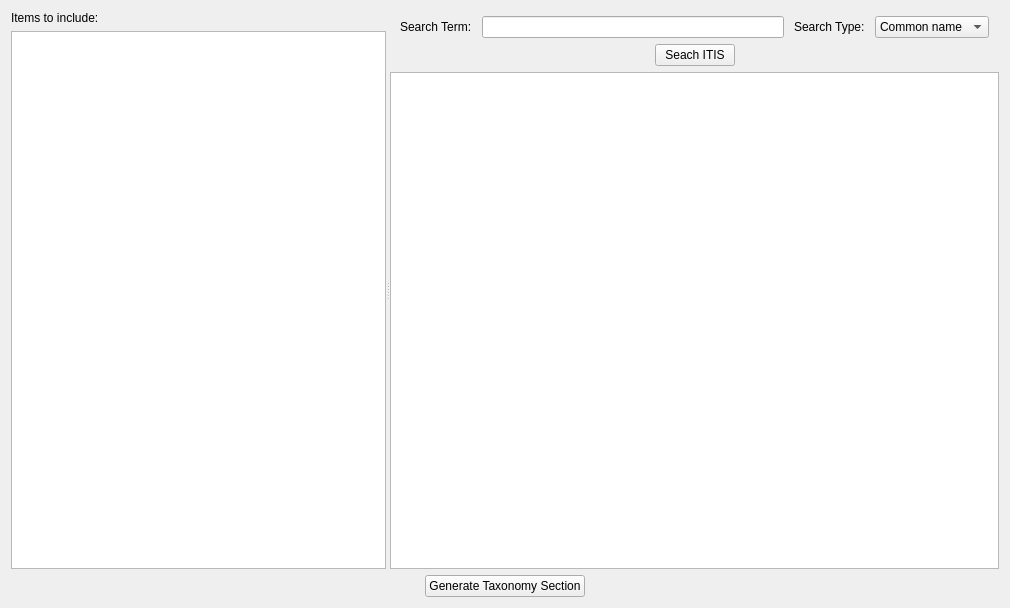
Above: pymdwizard/gui/ui_files/itis_search.ui from DOI-USGS/fort-pymdwizard before the change. Below: the same form after it.
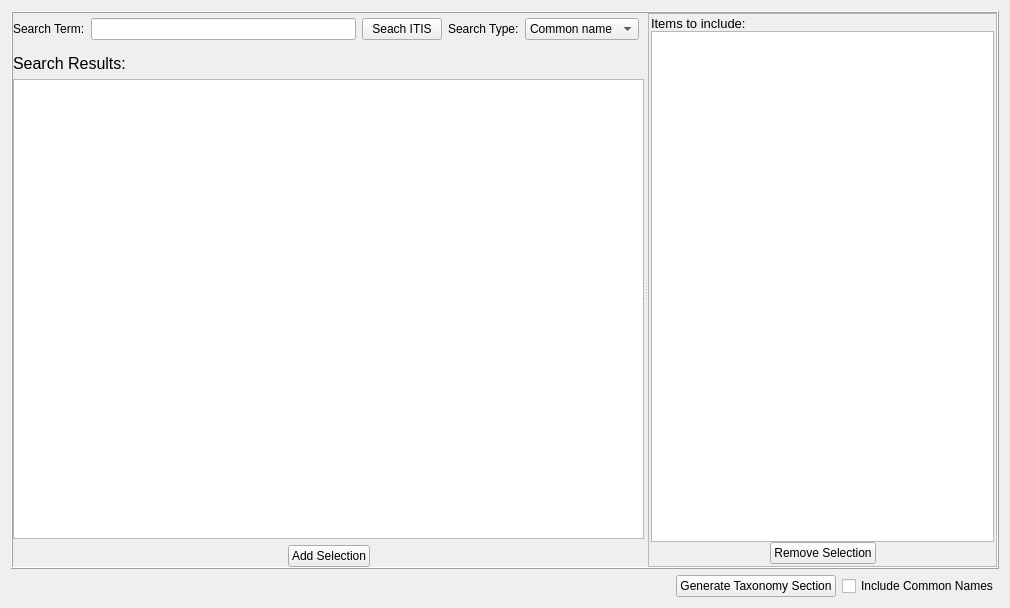
That is the form after the change.

Commit message: Update itis form

What changed in the file:
```diff
--- a/pymdwizard/gui/ui_files/itis_search.ui
+++ b/pymdwizard/gui/ui_files/itis_search.ui
@@ -13,9 +13,9 @@
   <property name="windowTitle">
    <string>ITIS Search</string>
   </property>
-  <layout class="QVBoxLayout" name="verticalLayout_4">
+  <layout class="QVBoxLayout" name="verticalLayout_3">
    <item>
-    <layout class="QVBoxLayout" name="verticalLayout_3">
+    <layout class="QVBoxLayout" name="verticalLayout_2">
      <item>
       <widget class="QSplitter" name="splitter">
        <property name="sizePolicy">
@@ -24,38 +24,33 @@
          <verstretch>0</verstretch>
         </sizepolicy>
        </property>
+       <property name="frameShape">
+        <enum>QFrame::Box</enum>
+       </property>
+       <property name="frameShadow">
+        <enum>QFrame::Raised</enum>
+       </property>
        <property name="orientation">
         <enum>Qt::Horizontal</enum>
        </property>
-       <widget class="QWidget" name="horizontalLayoutWidget">
-        <layout class="QVBoxLayout" name="verticalLayout_2">
-         <item>
-          <widget class="QLabel" name="label">
-           <property name="text">
-            <string>Items to include:</string>
-           </property>
-          </widget>
-         </item>
-         <item>
-          <widget class="QTableView" name="SpeciesToInclude"/>
-         </item>
-        </layout>
-       </widget>
        <widget class="QWidget" name="">
         <layout class="QVBoxLayout" name="verticalLayout">
          <item>
           <layout class="QHBoxLayout" name="horizontalLayout">
            <property name="spacing">
-            <number>10</number>
+            <number>6</number>
            </property>
            <property name="leftMargin">
-            <number>10</number>
+            <number>0</number>
            </property>
            <property name="topMargin">
             <number>5</number>
            </property>
            <property name="rightMargin">
-            <number>10</number>
+            <number>5</number>
+           </property>
+           <property name="bottomMargin">
+            <number>7</number>
            </property>
            <item>
             <widget class="QLabel" name="search_term_label">
@@ -65,10 +60,24 @@
             </widget>
            </item>
            <item>
-            <widget class="QLineEdit" name="search_term"/>
+            <widget class="QLineEdit" name="search_term">
+             <property name="toolTip">
+              <string>terms to search ITIS for</string>
+             </property>
+            </widget>
            </item>
            <item>
-            <widget class="QLabel" name="search_term_label_2">
+            <widget class="QPushButton" name="button_search">
+             <property name="toolTip">
+              <string>Perform search of ITIS</string>
+             </property>
+             <property name="text">
+              <string>Seach ITIS</string>
+             </property>
+            </widget>
+           </item>
+           <item>
+            <widget class="QLabel" name="label_search_type">
              <property name="toolTip">
               <string>The type of ITIS search to perform (Scientific or Common name)</string>
              </property>
@@ -100,24 +109,19 @@
           </layout>
          </item>
          <item>
-          <layout class="QHBoxLayout" name="horizontalLayout_2">
+          <layout class="QHBoxLayout" name="horizontalLayout_6">
            <item>
-            <spacer name="horizontalSpacer">
-             <property name="orientation">
-              <enum>Qt::Horizontal</enum>
+            <widget class="QLabel" name="label_search_results">
+             <property name="font">
+              <font>
+               <pointsize>12</pointsize>
+              </font>
              </property>
-             <property name="sizeHint" stdset="0">
-              <size>
-               <width>40</width>
-               <height>20</height>
-              </size>
+             <property name="toolTip">
+              <string>Results from the ITIS common or scientific name search</string>
              </property>
-            </spacer>
-           </item>
-           <item>
-            <widget class="QPushButton" name="search_itis_button">
              <property name="text">
-              <string>Seach ITIS</string>
+              <string>Search Results:</string>
              </property>
             </widget>
            </item>
@@ -137,13 +141,171 @@
           </layout>
          </item>
          <item>
-          <widget class="QTableView" name="tableView">
+          <widget class="QTableView" name="table_results">
+           <property name="lineWidth">
+            <number>1</number>
+           </property>
            <property name="selectionMode">
             <enum>QAbstractItemView::SingleSelection</enum>
            </property>
            <property name="selectionBehavior">
             <enum>QAbstractItemView::SelectRows</enum>
            </property>
+           <property name="sortingEnabled">
+            <bool>true</bool>
+           </property>
+           <attribute name="verticalHeaderVisible">
+            <bool>false</bool>
+           </attribute>
+          </widget>
+         </item>
+         <item>
+          <layout class="QHBoxLayout" name="horizontalLayout_2">
+           <item>
+            <spacer name="horizontalSpacer">
+             <property name="orientation">
+              <enum>Qt::Horizontal</enum>
+             </property>
+             <property name="sizeHint" stdset="0">
+              <size>
+               <width>40</width>
+               <height>20</height>
+              </size>
+             </property>
+            </spacer>
+           </item>
+           <item>
+            <widget class="QPushButton" name="button_add_taxon">
+             <property name="toolTip">
+              <string>Add the selected item above to the list of include species (right)</string>
+             </property>
+             <property name="text">
+              <string>Add Selection</string>
+             </property>
+            </widget>
+           </item>
+           <item>
+            <spacer name="horizontalSpacer_5">
+             <property name="orientation">
+              <enum>Qt::Horizontal</enum>
+             </property>
+             <property name="sizeHint" stdset="0">
+              <size>
+               <width>40</width>
+               <height>20</height>
+              </size>
+             </property>
+            </spacer>
+           </item>
+          </layout>
+         </item>
+        </layout>
+       </widget>
+       <widget class="QWidget" name="horizontalLayoutWidget">
+        <layout class="QVBoxLayout" name="layout_include">
+         <property name="spacing">
+          <number>0</number>
+         </property>
+         <property name="leftMargin">
+          <number>0</number>
+         </property>
+         <property name="bottomMargin">
+          <number>0</number>
+         </property>
+         <item>
+          <widget class="QFrame" name="frame_include">
+           <property name="frameShape">
+            <enum>QFrame::StyledPanel</enum>
+           </property>
+           <property name="frameShadow">
+            <enum>QFrame::Plain</enum>
+           </property>
+           <layout class="QVBoxLayout" name="verticalLayout_6">
+            <property name="spacing">
+             <number>0</number>
+            </property>
+            <property name="margin">
+             <number>2</number>
+            </property>
+            <item>
+             <layout class="QVBoxLayout" name="layout_include2">
+              <property name="spacing">
+               <number>0</number>
+              </property>
+              <item>
+               <widget class="QLabel" name="label_include_item">
+                <property name="font">
+                 <font>
+                  <pointsize>10</pointsize>
+                 </font>
+                </property>
+                <property name="toolTip">
+                 <string>List of taxons to include in the taxonomy section</string>
+                </property>
+                <property name="text">
+                 <string>Items to include:</string>
+                </property>
+               </widget>
+              </item>
+              <item>
+               <widget class="QTableView" name="table_include">
+                <property name="selectionMode">
+                 <enum>QAbstractItemView::MultiSelection</enum>
+                </property>
+                <property name="selectionBehavior">
+                 <enum>QAbstractItemView::SelectRows</enum>
+                </property>
+                <property name="sortingEnabled">
+                 <bool>true</bool>
+                </property>
+                <attribute name="verticalHeaderVisible">
+                 <bool>false</bool>
+                </attribute>
+               </widget>
+              </item>
+              <item>
+               <layout class="QHBoxLayout" name="horizontalLayout_7">
+                <item>
+                 <spacer name="horizontalSpacer_6">
+                  <property name="orientation">
+                   <enum>Qt::Horizontal</enum>
+                  </property>
+                  <property name="sizeHint" stdset="0">
+                   <size>
+                    <width>40</width>
+                    <height>20</height>
+                   </size>
+                  </property>
+                 </spacer>
+                </item>
+                <item>
+                 <widget class="QPushButton" name="button_remove_selected">
+                  <property name="toolTip">
+                   <string>Remove selected items from list above</string>
+                  </property>
+                  <property name="text">
+                   <string>Remove Selection</string>
+                  </property>
+                 </widget>
+                </item>
+                <item>
+                 <spacer name="horizontalSpacer_7">
+                  <property name="orientation">
+                   <enum>Qt::Horizontal</enum>
+                  </property>
+                  <property name="sizeHint" stdset="0">
+                   <size>
+                    <width>40</width>
+                    <height>20</height>
+                   </size>
+                  </property>
+                 </spacer>
+                </item>
+               </layout>
+              </item>
+             </layout>
+            </item>
+           </layout>
           </widget>
          </item>
         </layout>
@@ -152,6 +314,9 @@
      </item>
      <item>
       <layout class="QHBoxLayout" name="horizontalLayout_3">
+       <property name="spacing">
+        <number>6</number>
+       </property>
        <item>
         <spacer name="horizontalSpacer_3">
          <property name="orientation">
@@ -173,17 +338,14 @@
         </widget>
        </item>
        <item>
-        <spacer name="horizontalSpacer_4">
-         <property name="orientation">
-          <enum>Qt::Horizontal</enum>
+        <widget class="QCheckBox" name="check_include_common">
+         <property name="toolTip">
+          <string>Include common names in FGDC taxonomy section (optional elements)</string>
          </property>
-         <property name="sizeHint" stdset="0">
-          <size>
-           <width>40</width>
-           <height>20</height>
-          </size>
+         <property name="text">
+          <string>Include Common Names</string>
          </property>
-        </spacer>
+        </widget>
        </item>
       </layout>
      </item>
```
Left out of the diff: 12 changed lines with no effect on the pictures. The commit also changes 1 other file.
